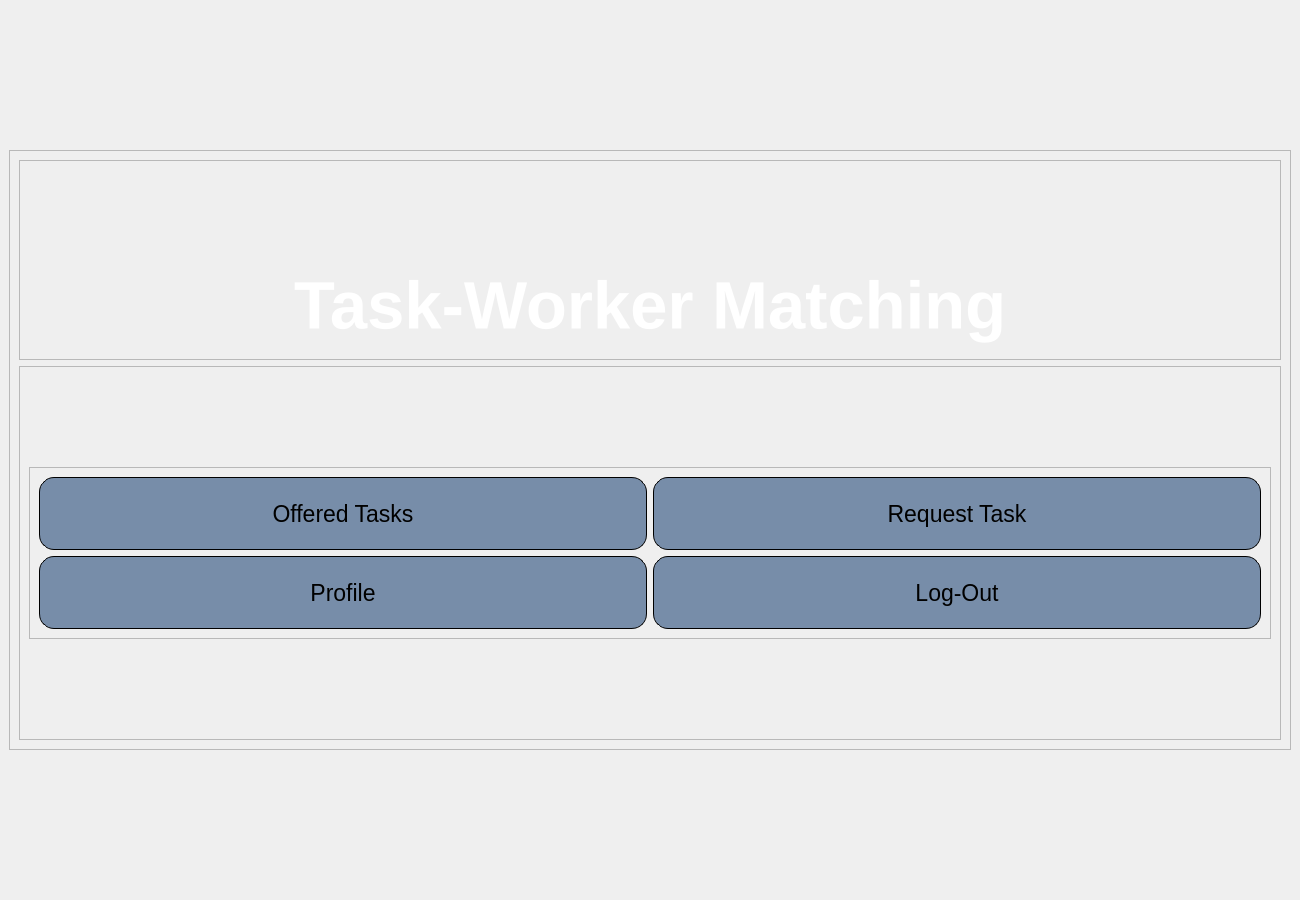
Above: Forms/home.ui from esraa-emary/Task-Worker-Matching before the change. Below: the same form after it.
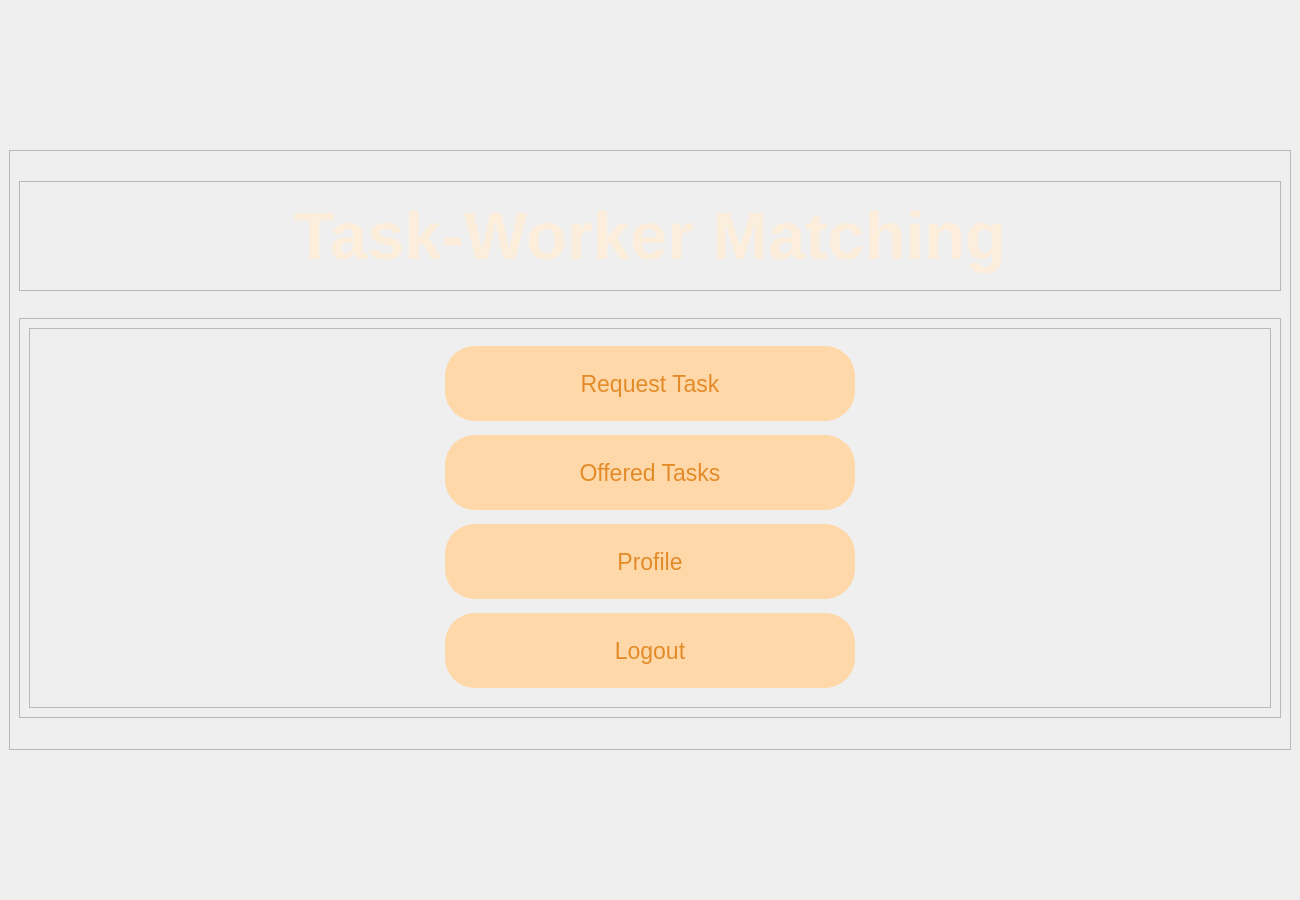
That is the form after the change.

Patch:
```diff
--- a/Forms/home.ui
+++ b/Forms/home.ui
@@ -14,17 +14,7 @@
    <string>MainWindow</string>
   </property>
   <property name="styleSheet">
-   <string notr="true">QMainWindow{
-	color: #000;
-	background: qlineargradient(x1:0, y1:0, x2:0, y2:1, 
-	stop:0 #778da9, 
-	stop:0.3 #3076E3,
-	stop:0.7 #3076E3,
-	stop:1 #778da9
-	);
-}
-
-</string>
+   <string notr="true"/>
   </property>
   <widget class="QWidget" name="centralwidget">
    <layout class="QGridLayout" name="gridLayout">
@@ -43,6 +33,52 @@
        <enum>QFrame::Shadow::Raised</enum>
       </property>
       <layout class="QGridLayout" name="gridLayout_4">
+       <item row="1" column="0">
+        <widget class="QFrame" name="frame">
+         <property name="maximumSize">
+          <size>
+           <width>16777215</width>
+           <height>110</height>
+          </size>
+         </property>
+         <property name="styleSheet">
+          <string notr="true"/>
+         </property>
+         <property name="frameShape">
+          <enum>QFrame::Shape::StyledPanel</enum>
+         </property>
+         <property name="frameShadow">
+          <enum>QFrame::Shadow::Raised</enum>
+         </property>
+         <layout class="QGridLayout" name="gridLayout_2">
+          <property name="topMargin">
+           <number>9</number>
+          </property>
+          <property name="bottomMargin">
+           <number>9</number>
+          </property>
+          <item row="0" column="0">
+           <widget class="QLabel" name="label_3">
+            <property name="font">
+             <font>
+              <pointsize>50</pointsize>
+              <bold>true</bold>
+             </font>
+            </property>
+            <property name="styleSheet">
+             <string notr="true">color:#FDEEDC;</string>
+            </property>
+            <property name="text">
+             <string>Task-Worker Matching</string>
+            </property>
+            <property name="alignment">
+             <set>Qt::AlignmentFlag::AlignCenter</set>
+            </property>
+           </widget>
+          </item>
+         </layout>
+        </widget>
+       </item>
        <item row="2" column="0">
         <widget class="QFrame" name="frame_2">
          <property name="maximumSize">
@@ -53,12 +89,11 @@
          </property>
          <property name="styleSheet">
           <string notr="true">QPushButton{
-	border: 1px solid #000;
-width: 80%;
+	border: 1px solid #FFD8A9;
     height: 20px;
-    background-color: #778da9;
-border-radius: 15px;
-
+    background-color: #FFD8A9;
+border-radius: 30px;
+color:#E38B29;
 }
 
 QPushButton:hover{
@@ -75,10 +110,10 @@
          </property>
          <layout class="QGridLayout" name="gridLayout_3">
           <property name="topMargin">
-           <number>100</number>
+           <number>9</number>
           </property>
           <property name="bottomMargin">
-           <number>100</number>
+           <number>9</number>
           </property>
           <property name="spacing">
            <number>0</number>
@@ -93,32 +128,11 @@
             </property>
             <layout class="QGridLayout" name="gridLayout_5">
              <item row="0" column="0">
-              <widget class="QPushButton" name="offeredTasks">
-               <property name="maximumSize">
-                <size>
-                 <width>700</width>
-                 <height>80</height>
-                </size>
-               </property>
-               <property name="font">
-                <font>
-                 <pointsize>17</pointsize>
-                </font>
-               </property>
-               <property name="cursor">
-                <cursorShape>PointingHandCursor</cursorShape>
-               </property>
-               <property name="text">
-                <string>Offered Tasks</string>
-               </property>
-              </widget>
-             </item>
-             <item row="0" column="1">
               <widget class="QPushButton" name="request">
                <property name="maximumSize">
                 <size>
-                 <width>700</width>
-                 <height>80</height>
+                 <width>410</width>
+                 <height>75</height>
                 </size>
                </property>
                <property name="font">
@@ -134,12 +148,12 @@
                </property>
               </widget>
              </item>
-             <item row="1" column="0">
+             <item row="2" column="0">
               <widget class="QPushButton" name="profile">
                <property name="maximumSize">
                 <size>
-                 <width>700</width>
-                 <height>80</height>
+                 <width>410</width>
+                 <height>75</height>
                 </size>
                </property>
                <property name="font">
@@ -152,12 +166,33 @@
                </property>
               </widget>
              </item>
-             <item row="1" column="1">
+             <item row="1" column="0">
+              <widget class="QPushButton" name="offeredTasks">
+               <property name="maximumSize">
+                <size>
+                 <width>410</width>
+                 <height>75</height>
+                </size>
+               </property>
+               <property name="font">
+                <font>
+                 <pointsize>17</pointsize>
+                </font>
+               </property>
+               <property name="cursor">
+                <cursorShape>PointingHandCursor</cursorShape>
+               </property>
+               <property name="text">
+                <string>Offered Tasks</string>
+               </property>
+              </widget>
+             </item>
+             <item row="3" column="0">
               <widget class="QPushButton" name="logout">
                <property name="maximumSize">
                 <size>
-                 <width>700</width>
-                 <height>80</height>
+                 <width>410</width>
+                 <height>75</height>
                 </size>
                </property>
                <property name="font">
@@ -166,7 +201,7 @@
                 </font>
                </property>
                <property name="text">
-                <string>Log-Out</string>
+                <string>Logout</string>
                </property>
               </widget>
              </item>
@@ -176,52 +211,6 @@
          </layout>
         </widget>
        </item>
-       <item row="1" column="0">
-        <widget class="QFrame" name="frame">
-         <property name="maximumSize">
-          <size>
-           <width>16777215</width>
-           <height>200</height>
-          </size>
-         </property>
-         <property name="styleSheet">
-          <string notr="true"/>
-         </property>
-         <property name="frameShape">
-          <enum>QFrame::Shape::StyledPanel</enum>
-         </property>
-         <property name="frameShadow">
-          <enum>QFrame::Shadow::Raised</enum>
-         </property>
-         <layout class="QGridLayout" name="gridLayout_2">
-          <property name="topMargin">
-           <number>100</number>
-          </property>
-          <property name="bottomMargin">
-           <number>9</number>
-          </property>
-          <item row="0" column="0">
-           <widget class="QLabel" name="label_3">
-            <property name="font">
-             <font>
-              <pointsize>50</pointsize>
-              <bold>true</bold>
-             </font>
-            </property>
-            <property name="styleSheet">
-             <string notr="true">color:#fff;</string>
-            </property>
-            <property name="text">
-             <string>Task-Worker Matching</string>
-            </property>
-            <property name="alignment">
-             <set>Qt::AlignmentFlag::AlignCenter</set>
-            </property>
-           </widget>
-          </item>
-         </layout>
-        </widget>
-       </item>
       </layout>
      </widget>
     </item>
```
Left out of the diff: 5 changed lines with no effect on the pictures.
